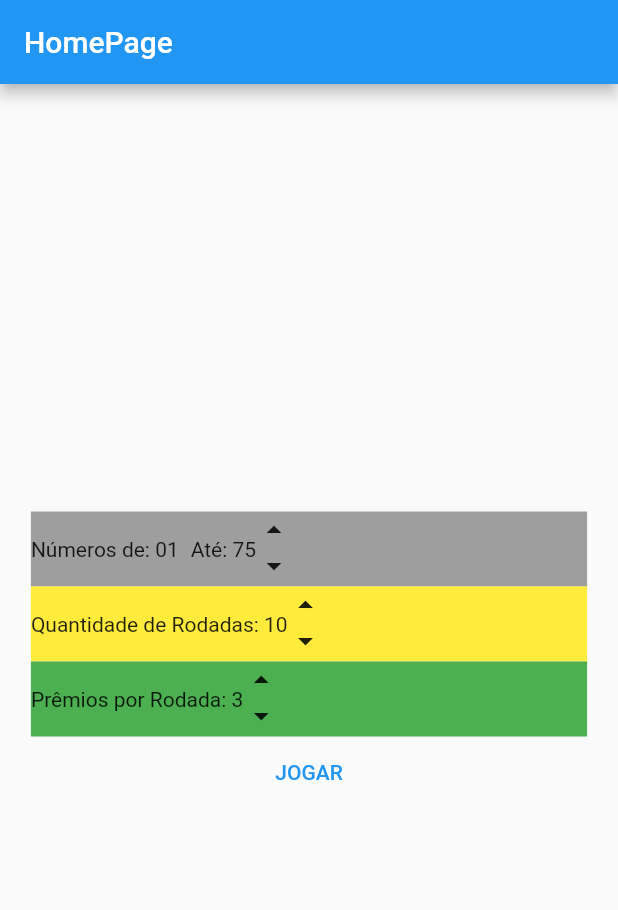
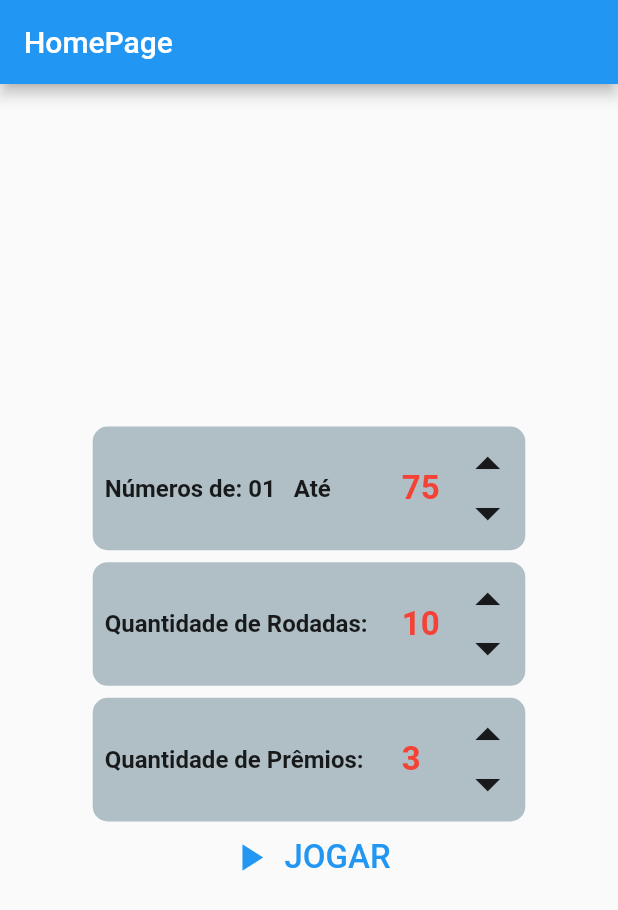
Before and after one commit to eversonevo/bingo_melissa, a Flutter app: the screen it shows after launch, on a phone screen of 412 x 824 dp. Shown: the top 910 px of the screen. Run offline on Flutter 3.47's test engine with Material 2 defaults, Android fonts, the phone set to English and light mode, and no system bars; our stand-ins replace get.

Commit message:
quase pronto

```diff
--- a/lib/app/modules/home/home_page.dart
+++ b/lib/app/modules/home/home_page.dart
@@ -24,12 +24,14 @@ class HomePage extends GetView<HomeController> {
                   CreateRowBingo(tipo: 'numeros'),
                 ],
               ),
+              const SizedBox(height: 8,),
               Row(
                mainAxisAlignment: MainAxisAlignment.center,
                 children: [
                   CreateRowBingo(tipo: 'rodadas'),
                 ],
               ),
+              const SizedBox(height: 8,),
               Row(
                mainAxisAlignment: MainAxisAlignment.center,
                 children: [
@@ -37,7 +39,7 @@ class HomePage extends GetView<HomeController> {
                 ],
               ),
 
-              Center(child: TextButton(onPressed: controller.play, child: const Text('JOGAR'))),
+              Center(child: TextButton.icon(onPressed: controller.play, icon: const Icon(Icons.play_arrow,size: 30,),label: const Text('JOGAR', style: TextStyle(fontSize: 22),))),
             ],
           ),
     ),);
--- a/lib/app/modules/home/widgets/create_row_bingo.dart
+++ b/lib/app/modules/home/widgets/create_row_bingo.dart
@@ -11,7 +11,7 @@ class CreateRowBingo extends GetView<HomeController> {
 
    @override
    Widget build(BuildContext context) {
-       if (_tipo == 'numeros'){
+       /*if (_tipo == 'numeros'){
          return Container(
          width: Get.width * 0.9,
          height: 50,
@@ -22,14 +22,20 @@ class CreateRowBingo extends GetView<HomeController> {
              Text('Números de: 01'),
              SizedBox(width: 8,),
              Obx(() => Text('Até: '+controller.numeros.toString())),
-             Column(
+             Stack(
                children: [
-                 InkWell(child: Icon(Icons.arrow_drop_up),onTap: (){
-                   controller.cliqueNumeros('acima');
-                 },),
-                 InkWell(child: Icon(Icons.arrow_drop_down), onTap: (){
-                   controller.cliqueNumeros('abaixo');
-                 },),
+                 Positioned(
+                   right: 0.5,
+                   top: 0.01,
+                   child: InkWell(child: Icon(Icons.arrow_drop_up),onTap: (){
+                     controller.cliqueNumeros('acima');
+                   },),
+                 ),
+                 Positioned(
+                   child: InkWell(child: Icon(Icons.arrow_drop_down), onTap: (){
+                     controller.cliqueNumeros('abaixo');
+                   },),
+                 ),
                ],
              ),
            ],
@@ -82,4 +88,126 @@ class CreateRowBingo extends GetView<HomeController> {
        }
        return Container();
   }
+}*/
+if (_tipo == 'numeros'){
+  return Container(
+    decoration: BoxDecoration(
+    color: Colors.blueGrey[200],
+    borderRadius: BorderRadius.circular(10)),
+    width: Get.width * 0.7,
+    height: Get.height * 0.1,
+
+    child: Stack(
+      alignment: Alignment.centerLeft,
+      children: [
+        const Padding(
+          padding: EdgeInsets.all(8.0),
+          child: Text('Números de: 01   Até ', style: TextStyle(fontSize: 16, fontWeight: FontWeight.bold),),
+        ),
+        Positioned(
+          left: Get.width * 0.50,
+          child: Obx(() => Text(controller.numeros.toString(), style: const TextStyle(fontSize: 22, fontWeight: FontWeight.bold, color: Colors.red)))),
+        Positioned(
+          top: 5,
+          right: 5,
+          child: InkWell(
+            onTap: (){
+                controller.cliqueNumeros('acima');
+            },
+            child: const Icon(Icons.arrow_drop_up,size: 40,),
+          ),),
+        Positioned(
+          bottom: 5,
+          right: 5,
+          child: InkWell(
+            onTap: (){
+                controller.cliqueNumeros('abaixo');
+            },
+            child: const Icon(Icons.arrow_drop_down,size: 40,),
+          ),),
+      ],
+    ),
+    );
+} else if (_tipo == 'rodadas'){
+    return Container(
+    decoration: BoxDecoration(
+    color: Colors.blueGrey[200],
+    borderRadius: BorderRadius.circular(10)),
+    width: Get.width * 0.7,
+    height: Get.height * 0.1,
+
+    child: Stack(
+      alignment: Alignment.centerLeft,
+      children: [
+        const Padding(
+          padding: EdgeInsets.all(8.0),
+          child: Text('Quantidade de Rodadas: ', style: TextStyle(fontSize: 16, fontWeight: FontWeight.bold),),
+        ),
+        Positioned(
+          left: Get.width * 0.50,
+          child: Obx(() => Text(controller.rodadas.toString(), style: const TextStyle(fontSize: 22, fontWeight: FontWeight.bold, color: Colors.red)))),
+        Positioned(
+          top: 5,
+          right: 5,
+          child: InkWell(
+            onTap: (){
+                controller.cliqueRodadas('acima');
+            },
+            child: const Icon(Icons.arrow_drop_up,size: 40,),
+          ),),
+        Positioned(
+          bottom: 5,
+          right: 5,
+          child: InkWell(
+            onTap: (){
+                controller.cliqueRodadas('abaixo');
+            },
+            child: const Icon(Icons.arrow_drop_down,size: 40,),
+          ),),
+      ],
+    ),
+    );
+}else{
+  return Container(
+    decoration: BoxDecoration(
+    color: Colors.blueGrey[200],
+    borderRadius: BorderRadius.circular(10)),
+    width: Get.width * 0.7,
+    height: Get.height * 0.1,
+
+    child: Stack(
+      alignment: Alignment.centerLeft,
+      children: [
+        const Padding(
+          padding: EdgeInsets.all(8.0),
+          child: Text('Quantidade de Prêmios: ', style: TextStyle(fontSize: 16, fontWeight: FontWeight.bold),),
+        ),
+        Positioned(
+          left: Get.width * 0.50,
+          child: Obx(() => Text(controller.premios.toString(), style: const TextStyle(fontSize: 22, fontWeight: FontWeight.bold, color: Colors.red)))),
+        Positioned(
+          top: 5,
+          right: 5,
+          child: InkWell(
+            onTap: (){
+                controller.cliquePremios('acima');
+            },
+            child: const Icon(Icons.arrow_drop_up,size: 40,),
+          ),),
+        Positioned(
+          bottom: 5,
+          right: 5,
+          child: InkWell(
+            onTap: (){
+                controller.cliquePremios('abaixo');
+            },
+            child: const Icon(Icons.arrow_drop_down,size: 40,),
+          ),),
+      ],
+    ),
+    );
 }
+return Container();
+
+   }
+}
```
Also changed, not shown: lib/app/modules/bingo/bingo_controller.dart (+20 -8 lines), lib/app/modules/bingo/bingo_page.dart (+47 -15 lines), lib/app/modules/bingo/widgets/gera_premios.dart (+3 -5 lines).
